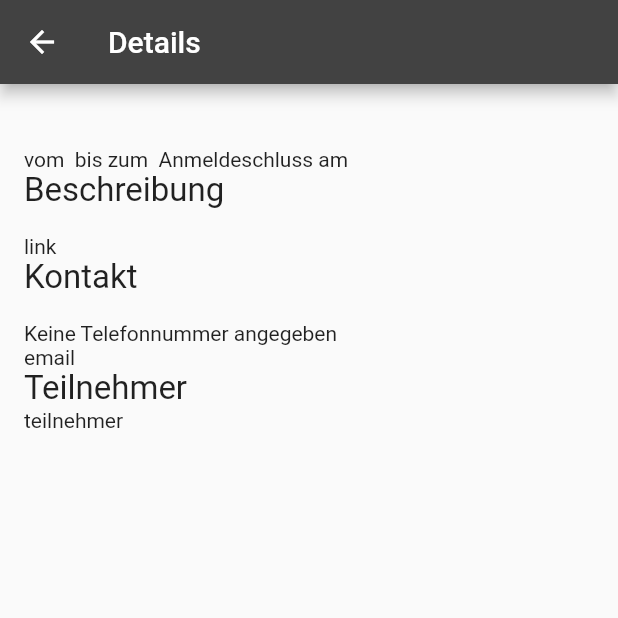
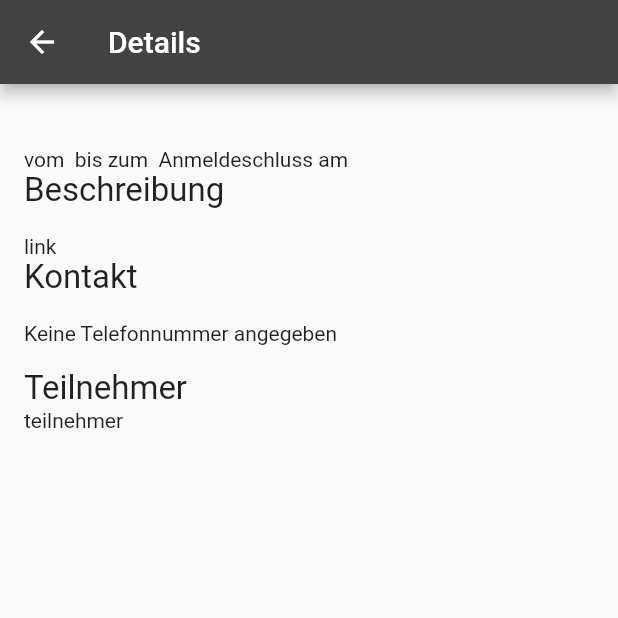
Before and after one commit to neominik/kcstm_flutter, a Flutter app: the DetailScreen screen opened directly with empty values, on a phone screen of 412 x 824 dp, the top half of it. Run offline on Flutter 3.47's test engine with Material 2 defaults, Android fonts, the phone set to English and light mode, and no system bars; network calls fail.

Commit message:
Add email

```diff
--- a/lib/detail_screen.dart
+++ b/lib/detail_screen.dart
@@ -39,7 +39,7 @@ class DetailScreen extends StatelessWidget {
             Text(event.phone.isNotEmpty
                 ? event.phone
                 : 'Keine Telefonnummer angegeben'),
-            Text('email'),
+            Text(event.email),
             Text(
               'Teilnehmer',
               style: _headlineFont,
--- a/lib/event.dart
+++ b/lib/event.dart
@@ -13,6 +13,7 @@ class Event {
   final String description;
   final String registerDate;
   final String phone;
+  final String email;
 
   Event({
     this.title,
@@ -23,6 +24,7 @@ class Event {
     this.description,
     this.registerDate,
     this.phone,
+    this.email,
   });
 }
 
@@ -65,6 +67,9 @@ Event trToEvent(dom.Element tr) {
         .expand((td) => td.getElementsByClassName('date-display-single'))),
     phone: nodeToText(
         tr.getElementsByClassName('views-field-field-telefon-fahrtenleiter')),
+    email: nodeToText(tr
+        .getElementsByClassName('views-field-field-email-fahrtenleiter')
+        .expand((td) => td.getElementsByTagName('a'))),
   );
 }
 
```
